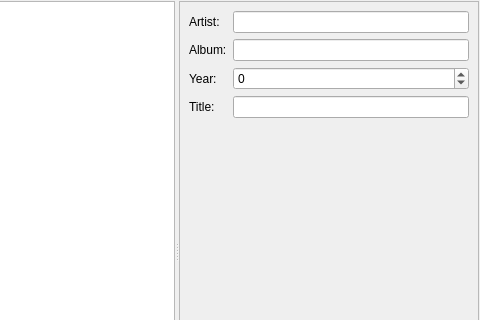
First picture: the form in src/plugins/lmp/plugins/graffiti/graffititab.ui, repository 0xd34df00d/leechcraft, before the edit; both pictures show x 299 to 779 and y 0 to 320 of the 779 by 502 pixel window.
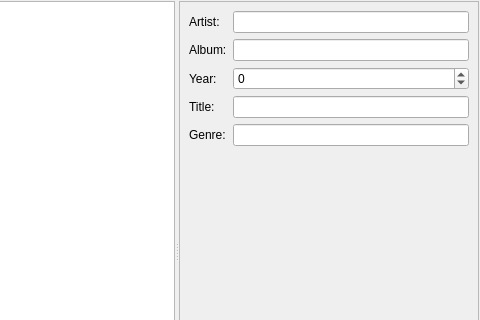
Second picture: the form after the edit.

Commit message: LMP Graffiti: added genres editor.

```diff
--- a/src/plugins/lmp/plugins/graffiti/graffititab.ui
+++ b/src/plugins/lmp/plugins/graffiti/graffititab.ui
@@ -89,6 +89,16 @@
          </property>
         </widget>
        </item>
+       <item row="4" column="0">
+        <widget class="QLabel" name="label_5">
+         <property name="text">
+          <string>Genre:</string>
+         </property>
+        </widget>
+       </item>
+       <item row="4" column="1">
+        <widget class="QLineEdit" name="Genre_"/>
+       </item>
       </layout>
      </widget>
     </widget>
```
The commit also changes 2 other files.
